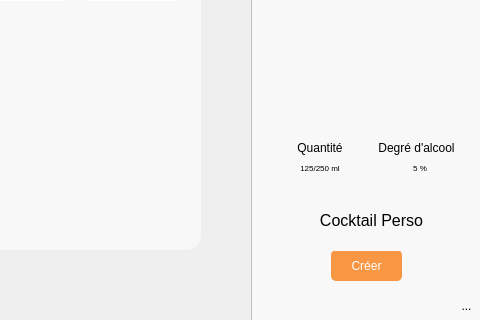
Qt form RaspberryPi/GUI/form.ui (Nico-GYW/cocktail_machine) before a commit; both pictures show x 319 to 799 and y 160 to 480 of the 799 by 480 pixel window.
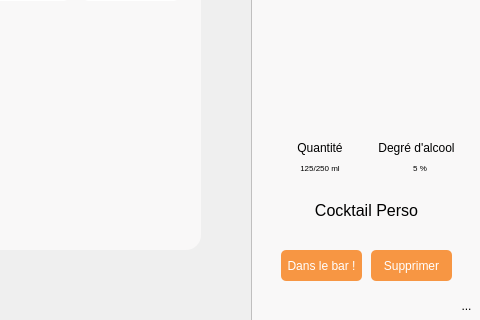
The same form after that commit. Icons and pictures are not drawn. Custom widgets are drawn as their Qt base class.

The edit to the form file:
```diff
--- a/RaspberryPi/GUI/form.ui
+++ b/RaspberryPi/GUI/form.ui
@@ -3381,9 +3381,9 @@
       <widget class="QPushButton" name="barmanCreateButton">
        <property name="geometry">
         <rect>
-         <x>80</x>
+         <x>30</x>
          <y>410</y>
-         <width>71</width>
+         <width>81</width>
          <height>31</height>
         </rect>
        </property>
@@ -3401,33 +3401,55 @@
 </string>
        </property>
        <property name="text">
-        <string>Créer</string>
+        <string>Dans le bar !</string>
        </property>
       </widget>
-      <widget class="QLabel" name="barmanCocktailName">
+      <widget class="QPushButton" name="barmanDeleteButton">
        <property name="geometry">
         <rect>
-         <x>40</x>
-         <y>350</y>
-         <width>161</width>
+         <x>120</x>
+         <y>410</y>
+         <width>81</width>
+         <height>31</height>
+        </rect>
+       </property>
+       <property name="styleSheet">
+        <string notr="true">QPushButton {
+    color: white;
+    font-size: 12px;
+    background-color: #F79643;
+    border-radius: 5px;
+}
+
+QPushButton:pressed {
+    background-color: #f0f0f0; /* Gris clair lorsqu'appuyé */
+}
+</string>
+       </property>
+       <property name="text">
+        <string>Supprimer</string>
+       </property>
+      </widget>
+      <widget class="QPushButton" name="barmanNameButton">
+       <property name="geometry">
+        <rect>
+         <x>20</x>
+         <y>340</y>
+         <width>191</width>
          <height>61</height>
         </rect>
        </property>
-       <property name="styleSheet">
-        <string notr="true">font-size: 16px;
-color: black;</string>
-       </property>
-       <property name="text">
-        <string>Cocktail Perso</string>
-       </property>
-       <property name="scaledContents">
+       <property name="autoFillBackground">
         <bool>false</bool>
        </property>
-       <property name="alignment">
-        <set>Qt::AlignCenter</set>
+       <property name="styleSheet">
+        <string notr="true">background-color : transparent;
+font-size: 16px;
+color: black;
+border : None</string>
        </property>
-       <property name="wordWrap">
-        <bool>true</bool>
+       <property name="text">
+        <string>Cocktail Perso</string>
        </property>
       </widget>
      </widget>
```
Left out of the diff: 9 changed lines with no effect on the pictures.
